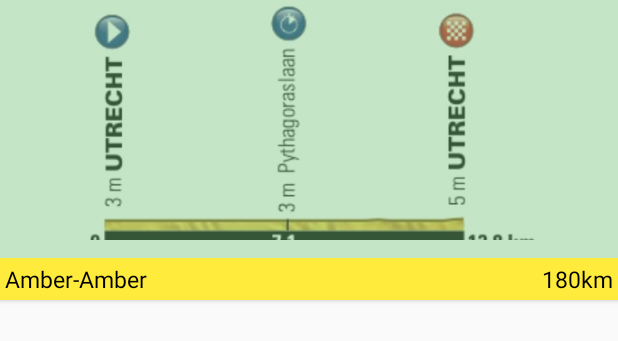
After one commit to pedrofraca/tourapp, an Android app: the layout item_tour_stage.xml on its own in the app's theme, with its tools: preview values and no code run, on a phone screen of 412 x 824 dp. The commit adds this screen. Shown: the top 341 px of the screen. Run offline under Robolectric (Android 15) with nearby library versions, the phone set to English and light mode, and no system bars.

Commit message:
First stable version for the server and first android app consuming from the server

```diff
--- a/TourApp/app/build.gradle
+++ b/TourApp/app/build.gradle
@@ -22,4 +22,8 @@ android {
 dependencies {
     compile fileTree(dir: 'libs', include: ['*.jar'])
     compile 'com.android.support:appcompat-v7:22.2.0'
+    compile 'com.android.support:cardview-v7:21.0.+'
+    compile 'com.android.support:recyclerview-v7:21.0.+'
+    compile 'com.squareup.retrofit:retrofit:1.9.0'
+    compile 'com.squareup.picasso:picasso:2.5.2'
 }
--- a/TourApp/app/src/main/AndroidManifest.xml
+++ b/TourApp/app/src/main/AndroidManifest.xml
@@ -1,7 +1,7 @@
 <?xml version="1.0" encoding="utf-8"?>
 <manifest xmlns:android="http://schemas.android.com/apk/res/android"
     package="io.github.pedrofraca.tourapp" >
-
+    <uses-permission android:name="android.permission.INTERNET"></uses-permission>
     <application
         android:allowBackup="true"
         android:icon="@mipmap/ic_launcher"
--- /dev/null
+++ b/TourApp/app/src/main/res/layout/item_tour_stage.xml
@@ -0,0 +1,98 @@
+<?xml version="1.0" encoding="utf-8"?>
+<LinearLayout xmlns:android="http://schemas.android.com/apk/res/android"
+    android:orientation="vertical" android:layout_width="match_parent"
+    android:layout_height="match_parent">
+    <android.support.v7.widget.CardView
+        xmlns:card_view="http://schemas.android.com/apk/res-auto"
+        android:id="@+id/card_view"
+        android:layout_gravity="center"
+        android:layout_width="match_parent"
+        android:layout_height="200dp"
+        android:layout_marginBottom="5dp"
+        card_view:cardCornerRadius="0dp">
+        <LinearLayout
+            android:layout_width="match_parent"
+            android:layout_height="wrap_content"
+            android:gravity="bottom"
+            android:layout_gravity="bottom"
+            android:orientation="vertical">
+            <RelativeLayout
+                android:layout_width="match_parent"
+                android:layout_height="0dp"
+                android:layout_weight="1">
+                <ImageView
+                    android:id="@+id/item_tour_stage_image"
+                    android:layout_width="match_parent"
+                    android:scaleType="centerCrop"
+                    android:layout_height="160dp"
+                    android:src="@drawable/stage1"/>
+                <View android:layout_width="match_parent"
+                    android:id="@+id/item_tour_shadow"
+                    android:layout_height="match_parent"
+                    android:background="#6066BB6A"/>
+            </RelativeLayout>
+            <LinearLayout
+                android:layout_width="match_parent"
+                android:layout_height="match_parent"
+                android:layout_alignParentBottom="false"
+                android:gravity="bottom"
+                android:layout_gravity="bottom"
+                android:orientation="vertical">
+                <LinearLayout
+                    android:id="@+id/item_tour_leader_board"
+                    android:layout_width="match_parent"
+                    android:visibility="gone"
+                    android:background="@color/color_accent"
+                    android:layout_height="wrap_content">
+                    <TextView
+                        android:layout_width="0dp"
+                        android:layout_weight="1"
+                        android:layout_height="wrap_content"
+                        android:id="@+id/item_tour_stage_winner"
+                        android:textSize="12dp"
+                        android:layout_margin="3dp"
+                        android:textColor="@android:color/black"
+                        android:text="Winner:Cancellara"/>
+                    <TextView
+                        android:layout_width="0dp"
+                        android:layout_weight="1"
+                        android:gravity="right"
+                        android:layout_height="wrap_content"
+                        android:id="@+id/item_tour_stage_leader"
+                        android:textSize="12dp"
+                        android:layout_margin="3dp"
+                        android:textColor="@android:color/black"
+                        android:text="Leader:Contador"/>
+                </LinearLayout>
+                <LinearLayout
+                    android:layout_width="match_parent"
+                    android:background="@color/color_primary"
+                    android:layout_height="wrap_content">
+                    <TextView
+                        android:layout_width="0dp"
+                        android:layout_weight="4"
+                        android:layout_height="wrap_content"
+                        android:id="@+id/item_tour_stage_title"
+                        android:textSize="15dp"
+                        android:layout_margin="3dp"
+                        android:textColor="@android:color/black"
+                        android:text="Amber-Amber"/>
+                    <TextView
+                        android:layout_width="0dp"
+                        android:layout_weight="1"
+                        android:gravity="right"
+                        android:layout_height="wrap_content"
+                        android:id="@+id/item_tour_stage_km"
+                        android:textSize="15dp"
+                        android:layout_margin="3dp"
+                        android:textColor="@android:color/black"
+                        android:text="180km"/>
+                </LinearLayout>
+
+            </LinearLayout>
+
+        </LinearLayout>
+
+
+    </android.support.v7.widget.CardView>
+</LinearLayout>
--- /dev/null
+++ b/TourApp/app/src/main/res/values/colors.xml
@@ -0,0 +1,5 @@
+<resources>
+    <color name="color_primary">#FFEB3B</color>
+    <color name="color_primary_dark">#FDD835</color>
+    <color name="color_accent">#FFD600</color>
+</resources>
--- a/TourApp/app/src/main/res/values/strings.xml
+++ b/TourApp/app/src/main/res/values/strings.xml
@@ -2,4 +2,7 @@
     <string name="app_name">TourApp</string>
     <string name="hello_world">Hello world!</string>
     <string name="action_settings">Settings</string>
+    <string name="km_string">%1$s km</string>
+    <string name="stage_winner_string">Winner: %1$s</string>
+    <string name="stage_leader_string">Leader: %1$s</string>
 </resources>
--- a/TourApp/app/src/main/res/values/styles.xml
+++ b/TourApp/app/src/main/res/values/styles.xml
@@ -1,8 +1,11 @@
 <resources>
 
     <!-- Base application theme. -->
-    <style name="AppTheme" parent="Theme.AppCompat.Light.DarkActionBar">
-        <!-- Customize your theme here. -->
+    <style name="AppTheme" parent="Theme.AppCompat.Light">
+        <!-- customize the color palette -->
+        <item name="colorPrimary">@color/color_primary</item>
+        <item name="colorPrimaryDark">@color/color_primary_dark</item>
+        <item name="colorAccent">@color/color_accent</item>
     </style>
 
 </resources>
```
Also changed, not shown: TourApp/app/src/main/java/io/github/pedrofraca/tourapp/GetStagesListener.java (added, +11 -0 lines), TourApp/app/src/main/java/io/github/pedrofraca/tourapp/MainActivityFragment.java (+41 -6 lines), TourApp/app/src/main/java/io/github/pedrofraca/tourapp/TourScrappingService.java (added, +14 -0 lines), TourApp/app/src/main/java/io/github/pedrofraca/tourapp/TourStageAdapter.java (added, +87 -0 lines), TourApp/app/src/main/java/io/github/pedrofraca/tourapp/model/GetStagesAsyncTask.java (added, +41 -0 lines), TourApp/app/src/main/java/io/github/pedrofraca/tourapp/model/TourScrappingServiceFactory.java (added, +20 -0 lines), TourApp/app/src/main/java/io/github/pedrofraca/tourapp/model/TourStage.java (added, +39 -0 lines), TourApp/app/src/main/res/layout/fragment_main.xml (+7 -6 lines), TourApp/app/src/main/res/drawable/stage1.jpeg (added), 5 other files.
